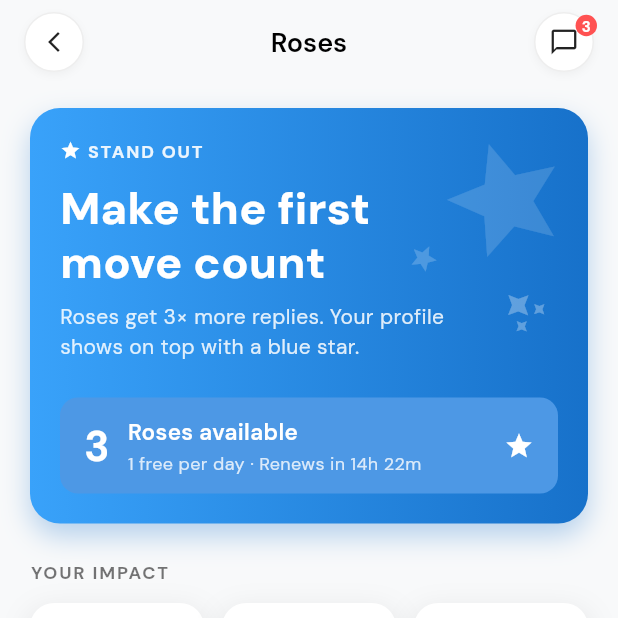
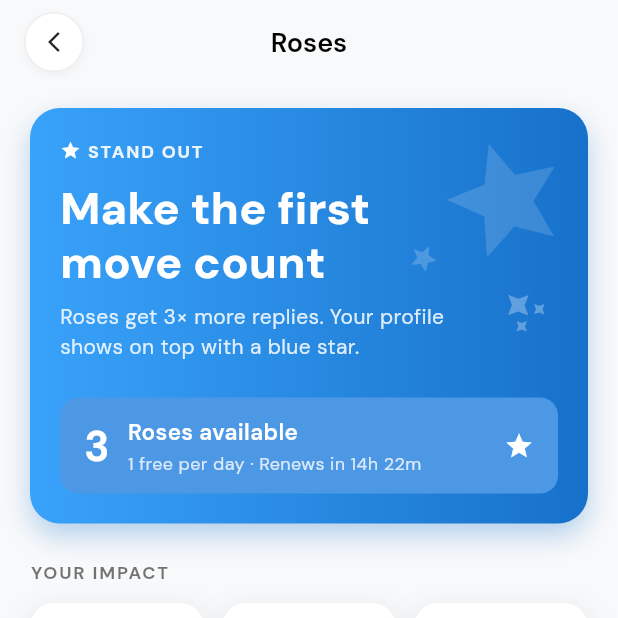
Before and after one commit to InfyNod/Welvors_Mob_App, a Flutter app: the RosesScreen screen opened directly, on a phone screen of 412 x 824 dp, the top half of it. Run offline on Flutter 3.47's test engine with Material 3 defaults, Android fonts, the phone set to English and light mode, and no system bars; our stand-ins replace dotted_border, equatable, flutter_bloc, flutter_map, geocoding, geolocator and 8 more; accounts and stored records are empty; network calls fail; project files that could hold a hidden picture were left out.

```diff
--- a/lib/welvors_home_screen/ui/drawer_files/dating/roses/roses_screen.dart
+++ b/lib/welvors_home_screen/ui/drawer_files/dating/roses/roses_screen.dart
@@ -86,60 +86,6 @@ class _RosesScreenState extends State<RosesScreen> {
             fontWeight: FontWeight.w600,
           ),
         ),
-        actions: [
-          Padding(
-            padding: const EdgeInsets.only(right: 16, top: 8, bottom: 8),
-            child: Stack(
-              clipBehavior: Clip.none,
-              children: [
-                InkWell(
-                  onTap: () {},
-                  borderRadius: BorderRadius.circular(24),
-                  child: Container(
-                    width: 40,
-                    height: 40,
-                    decoration: BoxDecoration(
-                      color: Colors.white,
-                      shape: BoxShape.circle,
-                      border: Border.all(color: Colors.grey.shade200),
-                      boxShadow: [
-                        BoxShadow(
-                          color: Colors.black.withOpacity(0.04),
-                          blurRadius: 4,
-                          offset: const Offset(0, 2),
-                        ),
-                      ],
-                    ),
-                    child: const Icon(
-                      Icons.chat_bubble_outline,
-                      color: Colors.black87,
-                      size: 20,
-                    ),
-                  ),
-                ),
-                Positioned(
-                  top: -2,
-                  right: -2,
-                  child: Container(
-                    padding: const EdgeInsets.all(4),
-                    decoration: const BoxDecoration(
-                      color: Colors.redAccent,
-                      shape: BoxShape.circle,
-                    ),
-                    child: const Text(
-                      '3',
-                      style: TextStyle(
-                        color: Colors.white,
-                        fontSize: 10,
-                        fontWeight: FontWeight.bold,
-                      ),
-                    ),
-                  ),
-                ),
-              ],
-            ),
-          ),
-        ],
       ),
       body: SingleChildScrollView(
         padding: const EdgeInsets.symmetric(horizontal: 20, vertical: 16),
```
Also changed, not shown: assets/Payment_roses.json (added, +1 -0 lines), lib/welvors_home_screen/ui/drawer_files/dating/roses/payment_processing_dialog.dart (+21 -27 lines).
